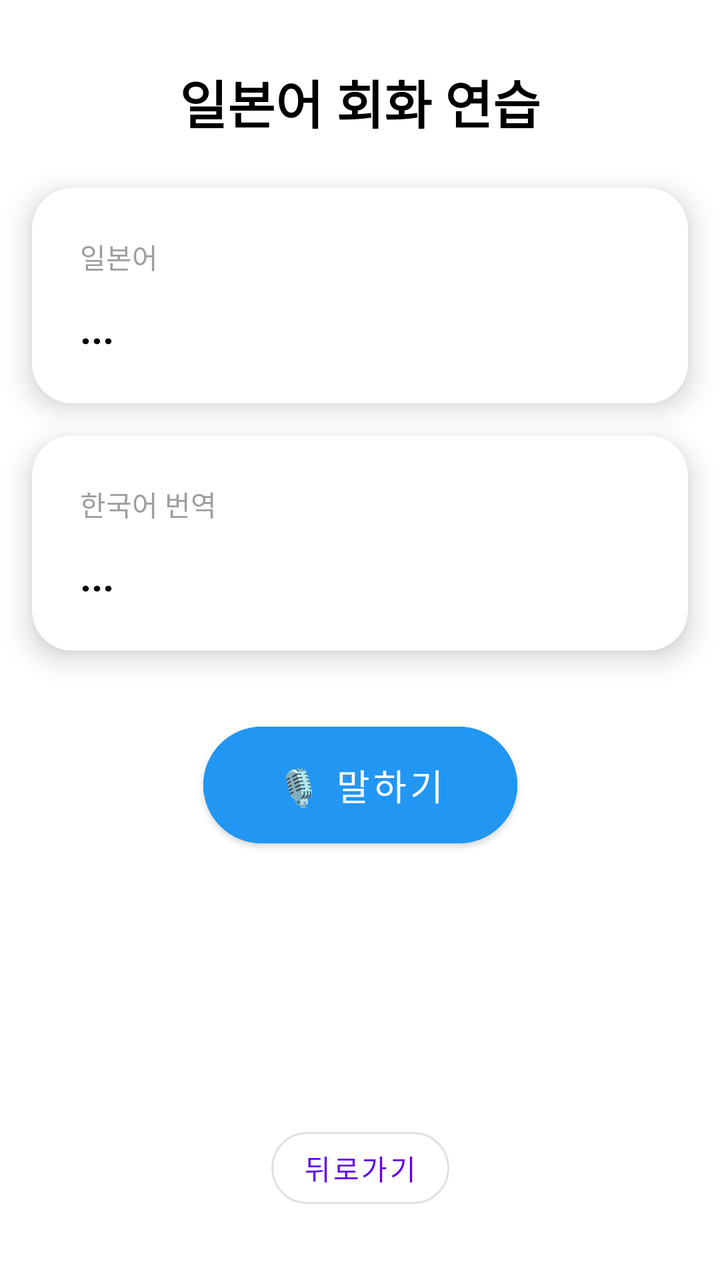
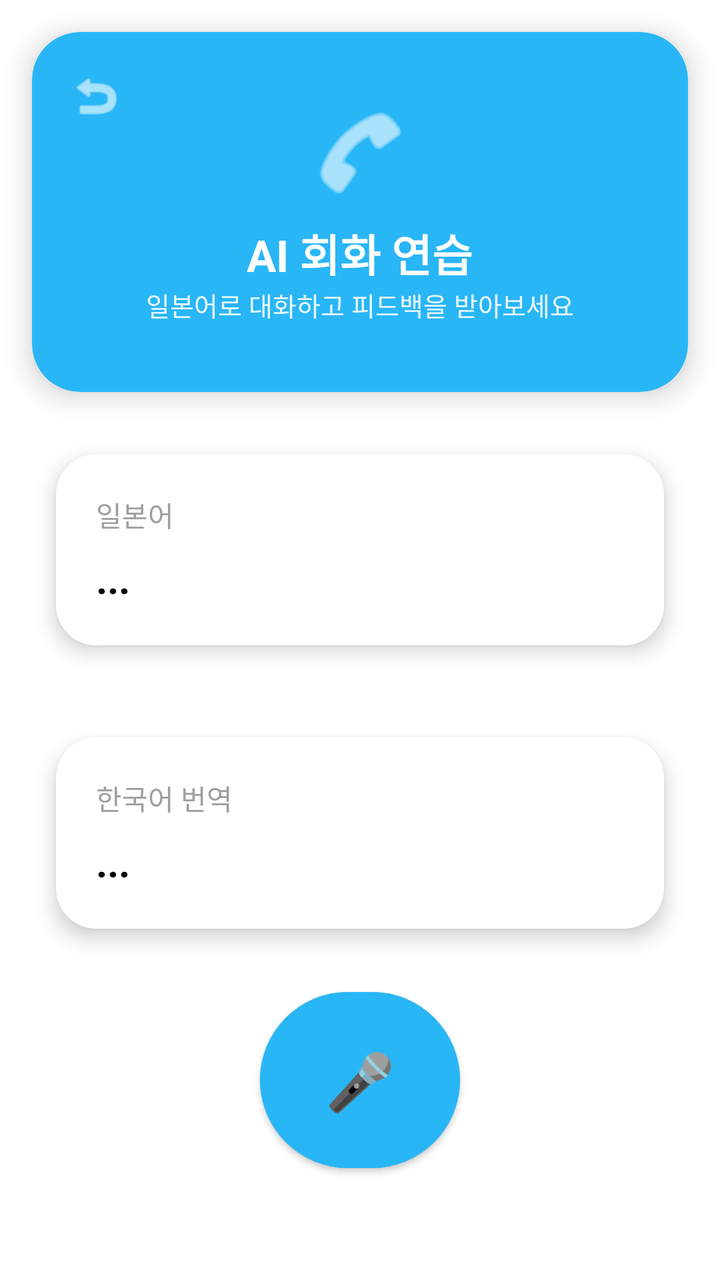

The first picture is an Android layout as it rendered before a commit; the second is the same layout after the commit. The layout source and the unified diff follow.
<!-- AndroidManifest.xml: application theme Theme.PikaBoka -->
<!-- res/layout/activity_conversation.xml -->
<?xml version="1.0" encoding="utf-8"?>
<androidx.constraintlayout.widget.ConstraintLayout
    xmlns:android="http://schemas.android.com/apk/res/android"
    xmlns:app="http://schemas.android.com/apk/res-auto"
    xmlns:tools="http://schemas.android.com/tools"
    android:id="@+id/rootLayout"
    android:layout_width="match_parent"
    android:layout_height="match_parent"
    android:background="@android:color/white"
    tools:context=".ConversationActivity">

    
    <TextView
        android:id="@+id/conversationTitle"
        android:layout_width="wrap_content"
        android:layout_height="wrap_content"
        android:text="일본어 회화 연습"
        android:textSize="26sp"
        android:textStyle="bold"
        android:textColor="@android:color/black"
        app:layout_constraintTop_toTopOf="parent"
        app:layout_constraintStart_toStartOf="parent"
        app:layout_constraintEnd_toEndOf="parent"
        android:layout_marginTop="32dp"/>

    
    <com.google.android.material.card.MaterialCardView
        android:id="@+id/cardJapanese"
        android:layout_width="0dp"
        android:layout_height="0dp"
        app:layout_constraintTop_toBottomOf="@id/conversationTitle"
        app:layout_constraintStart_toStartOf="parent"
        app:layout_constraintEnd_toEndOf="parent"
        app:layout_constraintHeight_default="wrap"
        android:layout_marginHorizontal="16dp"
        android:layout_marginTop="24dp"
        app:cardCornerRadius="20dp"
        app:cardElevation="8dp">

        <LinearLayout
            android:layout_width="match_parent"
            android:layout_height="wrap_content"
            android:orientation="vertical"
            android:padding="24dp">

            <TextView
                android:text="일본어"
                android:textSize="14sp"
                android:textColor="@color/gray"
                android:layout_width="wrap_content"
                android:layout_height="wrap_content"/>

            <TextView
                android:id="@+id/tvJapanese"
                android:text="..."
                android:textSize="20sp"
                android:textStyle="bold"
                android:textColor="@android:color/black"
                android:layout_width="match_parent"
                android:layout_height="wrap_content"
                android:layout_marginTop="12dp"/>
        </LinearLayout>
    </com.google.android.material.card.MaterialCardView>

    
    <com.google.android.material.card.MaterialCardView
        android:id="@+id/cardKorean"
        android:layout_width="0dp"
        android:layout_height="0dp"
        app:layout_constraintTop_toBottomOf="@id/cardJapanese"
        app:layout_constraintStart_toStartOf="parent"
        app:layout_constraintEnd_toEndOf="parent"
        app:layout_constraintHeight_default="wrap"
        android:layout_marginHorizontal="16dp"
        android:layout_marginTop="16dp"
        app:cardCornerRadius="20dp"
        app:cardElevation="8dp">

        <LinearLayout
            android:layout_width="match_parent"
            android:layout_height="wrap_content"
            android:orientation="vertical"
            android:padding="24dp">

            <TextView
                android:text="한국어 번역"
                android:textSize="14sp"
                android:textColor="@color/gray"
                android:layout_width="wrap_content"
                android:layout_height="wrap_content"/>

            <TextView
                android:id="@+id/tvKorean"
                android:text="..."
                android:textSize="20sp"
                android:textStyle="bold"
                android:textColor="@android:color/black"
                android:layout_width="match_parent"
                android:layout_height="wrap_content"
                android:layout_marginTop="12dp"/>
        </LinearLayout>
    </com.google.android.material.card.MaterialCardView>

    
    <com.google.android.material.button.MaterialButton
        android:id="@+id/btnSpeak"
        style="@style/Widget.MaterialComponents.Button"
        android:layout_width="wrap_content"
        android:layout_height="wrap_content"
        android:text="🎙️ 말하기"
        android:textSize="18sp"
        android:paddingStart="36dp"
        android:paddingEnd="36dp"
        android:paddingTop="16dp"
        android:paddingBottom="16dp"
        android:backgroundTint="@color/blue"
        android:textColor="@android:color/white"
        app:cornerRadius="50dp"
        app:layout_constraintTop_toBottomOf="@id/cardKorean"
        app:layout_constraintStart_toStartOf="parent"
        app:layout_constraintEnd_toEndOf="parent"
        android:layout_marginTop="32dp"/>

    
    <ProgressBar
        android:id="@+id/progressBar"
        android:layout_width="48dp"
        android:layout_height="48dp"
        android:visibility="gone"
        app:layout_constraintTop_toBottomOf="@id/btnSpeak"
        app:layout_constraintStart_toStartOf="parent"
        app:layout_constraintEnd_toEndOf="parent"
        android:layout_marginTop="24dp"/>

    
    <com.google.android.material.button.MaterialButton
        android:id="@+id/btnBack"
        style="@style/Widget.MaterialComponents.Button.OutlinedButton"
        android:layout_width="wrap_content"
        android:layout_height="wrap_content"
        android:text="뒤로가기"
        app:cornerRadius="24dp"
        app:layout_constraintBottom_toBottomOf="parent"
        app:layout_constraintStart_toStartOf="parent"
        app:layout_constraintEnd_toEndOf="parent"
        android:layout_marginBottom="32dp"/>
</androidx.constraintlayout.widget.ConstraintLayout>
<!-- resources referenced by this layout -->
<resources>
  <color name="blue">#2196F3</color>
  <color name="gray">#9E9E9E</color>
  <style name="Theme.PikaBoka" parent="Theme.MaterialComponents.DayNight.NoActionBar">
          
          <item name="colorPrimary">@color/purple_500</item>
          <item name="colorPrimaryVariant">@color/purple_500</item>
          <item name="colorSecondary">@color/teal_700</item>
      </style>
  <color name="purple_500">#6200EE</color>
  <color name="teal_700">#018786</color>
</resources>

<!-- the commit's change to res/layout/activity_conversation.xml (unified diff, before → after) -->
@@ -7,141 +7,186 @@
     android:layout_width="match_parent"
     android:layout_height="match_parent"
     android:background="@android:color/white"
-    tools:context=".ConversationActivity">
-
-    
-    <TextView
-        android:id="@+id/conversationTitle"
-        android:layout_width="wrap_content"
-        android:layout_height="wrap_content"
-        android:text="일본어 회화 연습"
-        android:textSize="26sp"
-        android:textStyle="bold"
-        android:textColor="@android:color/black"
-        app:layout_constraintTop_toTopOf="parent"
-        app:layout_constraintStart_toStartOf="parent"
-        app:layout_constraintEnd_toEndOf="parent"
-        android:layout_marginTop="32dp"/>
+    tools:context=".ui.conversation.ConversationActivity">
 
     
     <com.google.android.material.card.MaterialCardView
-        android:id="@+id/cardJapanese"
+        android:id="@+id/headerCard"
+        android:layout_width="0dp"
+        android:layout_height="180dp"
+        android:layout_margin="16dp"
+        app:cardCornerRadius="24dp"
+        app:cardElevation="8dp"
+        app:cardBackgroundColor="@color/feature_conversation"
+        app:layout_constraintTop_toTopOf="parent"
+        app:layout_constraintStart_toStartOf="parent"
+        app:layout_constraintEnd_toEndOf="parent">
+
+        <androidx.constraintlayout.widget.ConstraintLayout
+            android:id="@+id/headerContent"
+            android:layout_width="match_parent"
+            android:layout_height="match_parent">
+
+            <androidx.appcompat.widget.AppCompatImageView
+                android:id="@+id/btnBack"
+                android:layout_width="48dp"
+                android:layout_height="48dp"
+                android:layout_marginStart="8dp"
+                android:layout_marginTop="8dp"
+                android:background="?attr/selectableItemBackgroundBorderless"
+                android:padding="10dp"
+                android:contentDescription="@string/nav_back"
+                app:srcCompat="@android:drawable/ic_menu_revert"
+                app:tint="@android:color/white"
+                app:layout_constraintTop_toTopOf="parent"
+                app:layout_constraintStart_toStartOf="parent"/>
+
+            <LinearLayout
+                android:id="@+id/centerGroup"
+                android:layout_width="wrap_content"
+                android:layout_height="wrap_content"
+                android:orientation="vertical"
+                android:gravity="center"
+                app:layout_constraintTop_toTopOf="parent"
+                app:layout_constraintBottom_toBottomOf="parent"
+                app:layout_constraintStart_toStartOf="parent"
+                app:layout_constraintEnd_toEndOf="parent">
+
+                <androidx.appcompat.widget.AppCompatImageView
+                    android:layout_width="52dp"
+                    android:layout_height="52dp"
+                    app:srcCompat="@android:drawable/ic_menu_call"
+                    app:tint="@android:color/white"/>
+
+                <TextView
+                    android:id="@+id/tvHeaderTitle"
+                    android:layout_width="wrap_content"
+                    android:layout_height="wrap_content"
+                    android:layout_marginTop="8dp"
+                    android:text="AI 회화 연습"
+                    android:textSize="22sp"
+                    android:textStyle="bold"
+                    android:textColor="@android:color/white"
+                    android:accessibilityHeading="true"/>
+
+                <TextView
+                    android:id="@+id/tvHeaderSub"
+                    android:layout_width="wrap_content"
+                    android:layout_height="wrap_content"
+                    android:text="일본어로 대화하고 피드백을 받아보세요"
+                    android:textSize="13sp"
+                    android:alpha="0.9"
+                    android:textColor="@android:color/white"/>
+            </LinearLayout>
+        </androidx.constraintlayout.widget.ConstraintLayout>
+    </com.google.android.material.card.MaterialCardView>
+
+    
+    <ScrollView
         android:layout_width="0dp"
         android:layout_height="0dp"
-        app:layout_constraintTop_toBottomOf="@id/conversationTitle"
+        android:padding="16dp"
+        android:clipToPadding="false"
+        app:layout_constraintTop_toBottomOf="@id/headerCard"
+        app:layout_constraintBottom_toBottomOf="parent"
         app:layout_constraintStart_toStartOf="parent"
-        app:layout_constraintEnd_toEndOf="parent"
-        app:layout_constraintHeight_default="wrap"
-        android:layout_marginHorizontal="16dp"
-        android:layout_marginTop="24dp"
-        app:cardCornerRadius="20dp"
-        app:cardElevation="8dp">
+        app:layout_constraintEnd_toEndOf="parent">
 
         <LinearLayout
             android:layout_width="match_parent"
             android:layout_height="wrap_content"
             android:orientation="vertical"
-            android:padding="24dp">
+            android:gravity="center_horizontal">
 
-            <TextView
-                android:text="일본어"
-                android:textSize="14sp"
-                android:textColor="@color/gray"
-                android:layout_width="wrap_content"
-                android:layout_height="wrap_content"/>
-
-            <TextView
-                android:id="@+id/tvJapanese"
-                android:text="..."
-                android:textSize="20sp"
-                android:textStyle="bold"
-                android:textColor="@android:color/black"
+            
+            <com.google.android.material.card.MaterialCardView
                 android:layout_width="match_parent"
                 android:layout_height="wrap_content"
-                android:layout_marginTop="12dp"/>
-        </LinearLayout>
-    </com.google.android.material.card.MaterialCardView>
+                android:layout_marginBottom="16dp"
+                app:cardCornerRadius="20dp"
+                app:cardElevation="6dp"
+                app:cardUseCompatPadding="true">
 
-    
-    <com.google.android.material.card.MaterialCardView
-        android:id="@+id/cardKorean"
-        android:layout_width="0dp"
-        android:layout_height="0dp"
-        app:layout_constraintTop_toBottomOf="@id/cardJapanese"
-        app:layout_constraintStart_toStartOf="parent"
-        app:layout_constraintEnd_toEndOf="parent"
-        app:layout_constraintHeight_default="wrap"
-        android:layout_marginHorizontal="16dp"
-        android:layout_marginTop="16dp"
-        app:cardCornerRadius="20dp"
-        app:cardElevation="8dp">
+                <LinearLayout
+                    android:layout_width="match_parent"
+                    android:layout_height="wrap_content"
+                    android:orientation="vertical"
+                    android:padding="20dp">
 
-        <LinearLayout
-            android:layout_width="match_parent"
-            android:layout_height="wrap_content"
-            android:orientation="vertical"
-            android:padding="24dp">
+                    <TextView
+                        android:text="일본어"
+                        android:textSize="14sp"
+                        android:textColor="@color/gray"
+                        android:layout_width="wrap_content"
+                        android:layout_height="wrap_content"/>
 
-            <TextView
-                android:text="한국어 번역"
-                android:textSize="14sp"
-                android:textColor="@color/gray"
-                android:layout_width="wrap_content"
-                android:layout_height="wrap_content"/>
+                    <TextView
+                        android:id="@+id/tvJapanese"
+                        android:layout_width="match_parent"
+                        android:layout_height="wrap_content"
+                        android:layout_marginTop="8dp"
+                        android:text="..."
+                        android:textSize="20sp"
+                        android:textStyle="bold"
+                        android:textColor="@android:color/black"
+                        android:breakStrategy="balanced"
+                        android:hyphenationFrequency="normal"/>
+                </LinearLayout>
+            </com.google.android.material.card.MaterialCardView>
 
-            <TextView
-                android:id="@+id/tvKorean"
-                android:text="..."
-                android:textSize="20sp"
-                android:textStyle="bold"
-                android:textColor="@android:color/black"
+            
+            <com.google.android.material.card.MaterialCardView
                 android:layout_width="match_parent"
                 android:layout_height="wrap_content"
-                android:layout_marginTop="12dp"/>
+                android:layout_marginBottom="24dp"
+                app:cardCornerRadius="20dp"
+                app:cardElevation="6dp"
+                app:cardUseCompatPadding="true">
+
+                <LinearLayout
+                    android:layout_width="match_parent"
+                    android:layout_height="wrap_content"
+                    android:orientation="vertical"
+                    android:padding="20dp">
+
+                    <TextView
+                        android:text="한국어 번역"
+                        android:textSize="14sp"
+                        android:textColor="@color/gray"
+                        android:layout_width="wrap_content"
+                        android:layout_height="wrap_content"/>
+
+                    <TextView
+                        android:id="@+id/tvKorean"
+                        android:layout_width="match_parent"
+                        android:layout_height="wrap_content"
+                        android:layout_marginTop="8dp"
+                        android:text="..."
+                        android:textSize="20sp"
+                        android:textStyle="bold"
+                        android:textColor="@android:color/black"
+                        android:breakStrategy="balanced"
+                        android:hyphenationFrequency="normal"/>
+                </LinearLayout>
+            </com.google.android.material.card.MaterialCardView>
         </LinearLayout>
-    </com.google.android.material.card.MaterialCardView>
+    </ScrollView>
 
     
     <com.google.android.material.button.MaterialButton
         android:id="@+id/btnSpeak"
         style="@style/Widget.MaterialComponents.Button"
-        android:layout_width="wrap_content"
-        android:layout_height="wrap_content"
-        android:text="🎙️ 말하기"
-        android:textSize="18sp"
-        android:paddingStart="36dp"
-        android:paddingEnd="36dp"
-        android:paddingTop="16dp"
-        android:paddingBottom="16dp"
-        android:backgroundTint="@color/blue"
+        android:layout_width="100dp"
+        android:layout_height="100dp"
+        android:layout_marginBottom="50dp"
+        android:gravity="center"
+        android:text="🎤"
+        android:textSize="28sp"
         android:textColor="@android:color/white"
+        android:backgroundTint="@color/feature_conversation"
         app:cornerRadius="50dp"
-        app:layout_constraintTop_toBottomOf="@id/cardKorean"
         app:layout_constraintStart_toStartOf="parent"
         app:layout_constraintEnd_toEndOf="parent"
-        android:layout_marginTop="32dp"/>
+        app:layout_constraintBottom_toBottomOf="parent" />
 
-    
-    <ProgressBar
-        android:id="@+id/progressBar"
-        android:layout_width="48dp"
-        android:layout_height="48dp"
-        android:visibility="gone"
-        app:layout_constraintTop_toBottomOf="@id/btnSpeak"
-        app:layout_constraintStart_toStartOf="parent"
-        app:layout_constraintEnd_toEndOf="parent"
-        android:layout_marginTop="24dp"/>
-
-    
-    <com.google.android.material.button.MaterialButton
-        android:id="@+id/btnBack"
-        style="@style/Widget.MaterialComponents.Button.OutlinedButton"
-        android:layout_width="wrap_content"
-        android:layout_height="wrap_content"
-        android:text="뒤로가기"
-        app:cornerRadius="24dp"
-        app:layout_constraintBottom_toBottomOf="parent"
-        app:layout_constraintStart_toStartOf="parent"
-        app:layout_constraintEnd_toEndOf="parent"
-        android:layout_marginBottom="32dp"/>
 </androidx.constraintlayout.widget.ConstraintLayout>
<!-- resource entries referenced after the edit -->
@@ -1,14 +1,17 @@
 <!-- resources referenced by this layout -->
 <resources>
-  <color name="blue">#2196F3</color>
+  <color name="feature_conversation">#29B6F6</color>
   <color name="gray">#9E9E9E</color>
-  <style name="Theme.PikaBoka" parent="Theme.MaterialComponents.DayNight.NoActionBar">
+  <string name="nav_back">뒤로가기</string>
+  <style name="Theme.PikaBoka" parent="Theme.MaterialComponents.Light.NoActionBar">
           
-          <item name="colorPrimary">@color/purple_500</item>
-          <item name="colorPrimaryVariant">@color/purple_500</item>
-          <item name="colorSecondary">@color/teal_700</item>
+          <item name="colorPrimary">@color/toolbar_primary</item>
+          <item name="colorPrimaryVariant">@color/toolbar_primary</item>
+          <item name="colorSecondary">@color/toolbar_primary</item>
+  
+          
+          <item name="android:forceDarkAllowed">false</item>
       </style>
-  <color name="purple_500">#6200EE</color>
-  <color name="teal_700">#018786</color>
+  <color name="toolbar_primary">#6C63FF</color>
 </resources>
 
